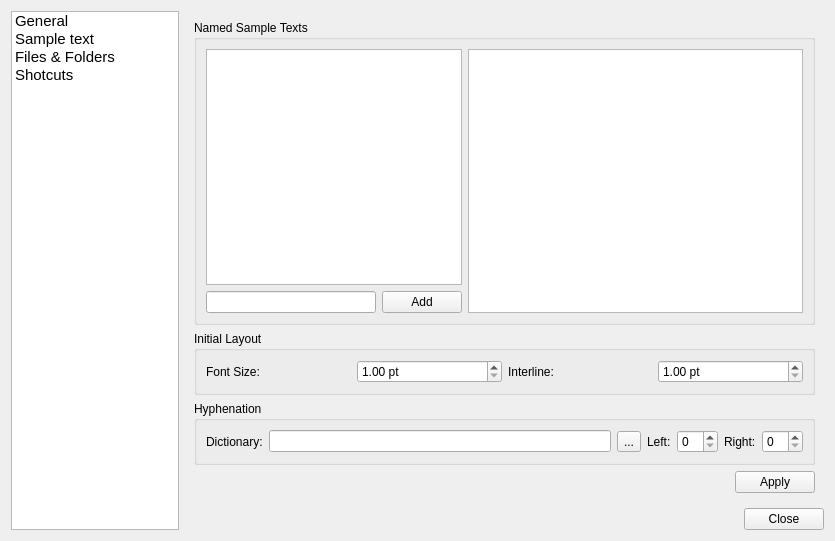
This is src/prefs_panel.ui in fontmatrix/fontmatrix as Qt 5 draws it before an edit. The edited form follows.
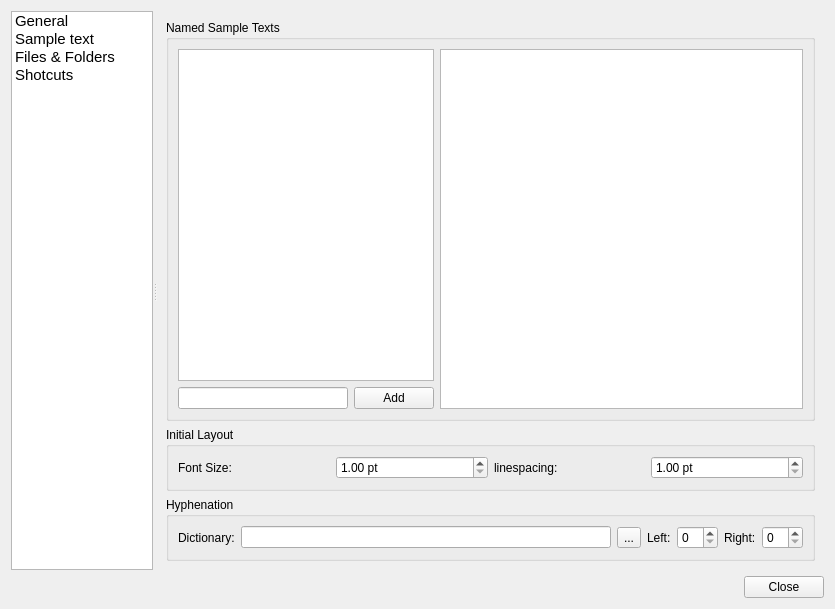
This is the edited form. The open tabs and pages were chosen to show the change. Icons and pictures are not drawn.

Commit message: <prokoudine> 1) in display setting tab "Edit" button's translated caption doesn't fit the label <prokoudine> 2) in sample text tab of preferences dialog the Apply button is right above Close button and not separated by a horizontal line or anything

```diff
--- a/src/prefs_panel.ui
+++ b/src/prefs_panel.ui
@@ -6,7 +6,7 @@
     <x>0</x>
     <y>0</y>
     <width>835</width>
-    <height>541</height>
+    <height>609</height>
    </rect>
   </property>
   <property name="windowTitle" >
@@ -17,8 +17,63 @@
     <normaloff>:/fontmatrix_icon.png</normaloff>:/fontmatrix_icon.png</iconset>
   </property>
   <layout class="QGridLayout" name="gridLayout_2" >
-   <item row="0" column="1" colspan="2" >
+   <item row="0" column="0" colspan="2" >
+    <widget class="QSplitter" name="splitter" >
+     <property name="orientation" >
+      <enum>Qt::Horizontal</enum>
+     </property>
+     <widget class="QListWidget" name="catList" >
+      <property name="sizePolicy" >
+       <sizepolicy vsizetype="Expanding" hsizetype="Preferred" >
+        <horstretch>1</horstretch>
+        <verstretch>0</verstretch>
+       </sizepolicy>
+      </property>
+      <property name="minimumSize" >
+       <size>
+        <width>142</width>
+        <height>0</height>
+       </size>
+      </property>
+      <property name="font" >
+       <font>
+        <pointsize>11</pointsize>
+        <weight>50</weight>
+        <bold>false</bold>
+        <strikeout>false</strikeout>
+       </font>
+      </property>
+      <property name="spacing" >
+       <number>5</number>
+      </property>
+      <item>
+       <property name="text" >
+        <string>General</string>
+       </property>
+      </item>
+      <item>
+       <property name="text" >
+        <string>Sample text</string>
+       </property>
+      </item>
+      <item>
+       <property name="text" >
+        <string>Files &amp; Folders</string>
+       </property>
+      </item>
+      <item>
+       <property name="text" >
+        <string>Shotcuts</string>
+       </property>
+      </item>
+     </widget>
     <widget class="QStackedWidget" name="stackedPrefs" >
+      <property name="sizePolicy" >
+       <sizepolicy vsizetype="Preferred" hsizetype="Expanding" >
+        <horstretch>3</horstretch>
+        <verstretch>0</verstretch>
+       </sizepolicy>
+      </property>
      <property name="currentIndex" >
       <number>0</number>
      </property>
@@ -268,8 +323,8 @@
        <rect>
         <x>0</x>
         <y>0</y>
-        <width>848</width>
-        <height>792</height>
+         <width>697</width>
+         <height>485</height>
        </rect>
       </property>
       <layout class="QGridLayout" name="gridLayout_4" >
@@ -337,7 +392,7 @@
           <item row="0" column="2" >
            <widget class="QLabel" name="label_3" >
             <property name="text" >
-             <string>Interline:</string>
+              <string>linespacing:</string>
             </property>
             <property name="buddy" >
              <cstring>interLineSpin</cstring>
@@ -412,30 +467,6 @@
          </layout>
         </widget>
        </item>
-       <item row="3" column="0" >
-        <layout class="QHBoxLayout" name="horizontalLayout_2" >
-         <item>
-          <spacer name="horizontalSpacer_2" >
-           <property name="orientation" >
-            <enum>Qt::Horizontal</enum>
-           </property>
-           <property name="sizeHint" stdset="0" >
-            <size>
-             <width>541</width>
-             <height>20</height>
-            </size>
-           </property>
-          </spacer>
-         </item>
-         <item>
-          <widget class="QPushButton" name="applySampleTextButton" >
-           <property name="text" >
-            <string>Apply</string>
-           </property>
-          </widget>
-         </item>
-        </layout>
-       </item>
       </layout>
      </widget>
      <widget class="QWidget" name="page_3" >
@@ -654,68 +685,28 @@
       </layout>
      </widget>
     </widget>
+    </widget>
    </item>
-   <item row="1" column="2" >
+   <item row="1" column="0" >
+    <spacer name="horizontalSpacer_2" >
+     <property name="orientation" >
+      <enum>Qt::Horizontal</enum>
+     </property>
+     <property name="sizeHint" stdset="0" >
+      <size>
+       <width>729</width>
+       <height>20</height>
+      </size>
+     </property>
+    </spacer>
+   </item>
+   <item row="1" column="1" >
     <widget class="QPushButton" name="closeButton" >
      <property name="text" >
       <string>Close</string>
      </property>
     </widget>
    </item>
-   <item rowspan="2" row="0" column="0" >
-    <widget class="QListWidget" name="catList" >
-     <property name="sizePolicy" >
-      <sizepolicy vsizetype="Expanding" hsizetype="Preferred" >
-       <horstretch>1</horstretch>
-       <verstretch>0</verstretch>
-      </sizepolicy>
-     </property>
-     <property name="font" >
-      <font>
-       <pointsize>11</pointsize>
-       <weight>50</weight>
-       <bold>false</bold>
-       <strikeout>false</strikeout>
-      </font>
-     </property>
-     <property name="spacing" >
-      <number>5</number>
-     </property>
-     <item>
-      <property name="text" >
-       <string>General</string>
-      </property>
-     </item>
-     <item>
-      <property name="text" >
-       <string>Sample text</string>
-      </property>
-     </item>
-     <item>
-      <property name="text" >
-       <string>Files &amp; Folders</string>
-      </property>
-     </item>
-     <item>
-      <property name="text" >
-       <string>Shotcuts</string>
-      </property>
-     </item>
-    </widget>
-   </item>
-   <item row="1" column="1" >
-    <spacer>
-     <property name="orientation" >
-      <enum>Qt::Horizontal</enum>
-     </property>
-     <property name="sizeHint" stdset="0" >
-      <size>
-       <width>40</width>
-       <height>20</height>
-      </size>
-     </property>
-    </spacer>
-   </item>
   </layout>
  </widget>
  <resources>
```
Left out of the diff: 7 changed lines with no effect on the pictures. Lines whose indentation alone changed are shown as unchanged. The commit also changes 5 other files.
